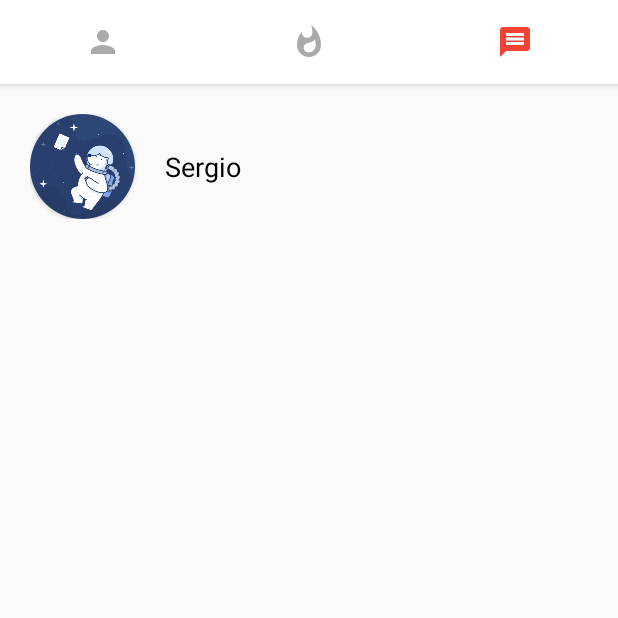
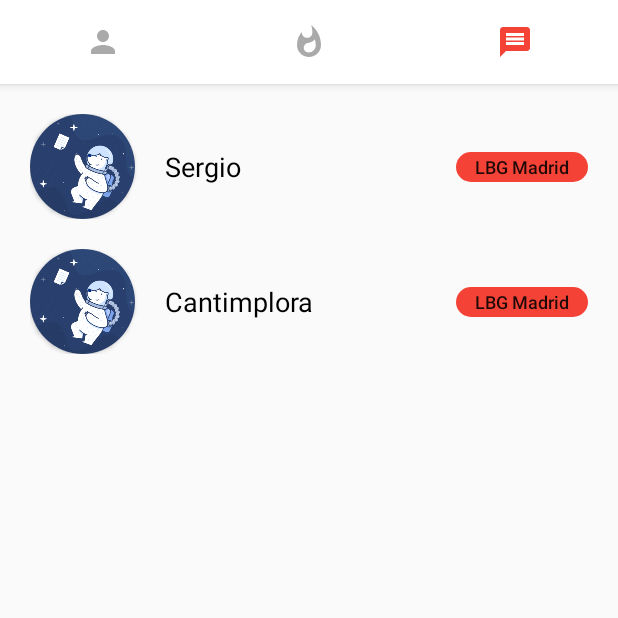
Before and after one commit to sergioloc/needle, an Android app: the screen it shows after launch (MainActivity), tab 3 chosen, on a phone screen of 412 x 824 dp, the top half of it. Run offline under Robolectric (Android 15) with nearby library versions, the phone set to English and light mode, and no system bars; libraries missing offline, so code that uses them is left out: com.yuyakaido.android; 15 statements that could not run were skipped.

Commit message:
Change text to chip

```diff
--- a/app/src/main/java/com/slc/amarn/views/MatchFragment.kt
+++ b/app/src/main/java/com/slc/amarn/views/MatchFragment.kt
@@ -15,7 +15,8 @@ import kotlinx.android.synthetic.main.fragment_match.*
 class MatchFragment : Fragment(), MatchAdapter.OnMatchClickListener {
 
     private val matches = arrayListOf(
-        User(1,"Sergio",24,"Madrid", 1, 2, "Hola", arrayListOf(R.drawable.bear, R.drawable.clouds), "sergioloc", "Sergio López", "696752807")
+        User(1,"Sergio",24,"Madrid", 1, 2, "Hola", arrayListOf(R.drawable.bear, R.drawable.clouds), "sergioloc", "Sergio López", "696752807"),
+        User(1,"Cantimplora",24,"Madrid", 1, 2, "Hola", arrayListOf(R.drawable.bear, R.drawable.clouds), "sergioloc", "Sergio López", "696752807")
     )
 
     override fun onCreateView(inflater: LayoutInflater, container: ViewGroup?, savedInstanceState: Bundle?): View? {
--- a/app/src/main/res/layout/item_match.xml
+++ b/app/src/main/res/layout/item_match.xml
@@ -27,10 +27,10 @@
         android:id="@+id/tv_name"
         android:layout_width="0dp"
         android:layout_height="wrap_content"
-        app:layout_constraintTop_toTopOf="@id/cardview"
-        app:layout_constraintBottom_toBottomOf="@id/cardview"
+        app:layout_constraintTop_toTopOf="parent"
+        app:layout_constraintBottom_toBottomOf="parent"
         app:layout_constraintStart_toEndOf="@id/cardview"
-        app:layout_constraintEnd_toEndOf="parent"
+        app:layout_constraintEnd_toStartOf="@id/chip_group"
         android:layout_marginLeft="20dp"
         android:maxLines="1"
         android:ellipsize="end"
@@ -38,5 +38,19 @@
         android:textColor="@color/black"
         android:text="Name"/>
 
+    <Button
+        android:id="@+id/chip_group"
+        android:layout_width="wrap_content"
+        android:layout_height="20dp"
+        android:background="@drawable/chip_accent"
+        app:layout_constraintTop_toTopOf="parent"
+        app:layout_constraintBottom_toBottomOf="parent"
+        app:layout_constraintEnd_toEndOf="parent"
+        android:clickable="false"
+        android:stateListAnimator="@null"
+        android:textAllCaps="false"
+        android:textSize="12sp"
+        android:text="LBG Madrid"/>
+
 
 </androidx.constraintlayout.widget.ConstraintLayout>
```
